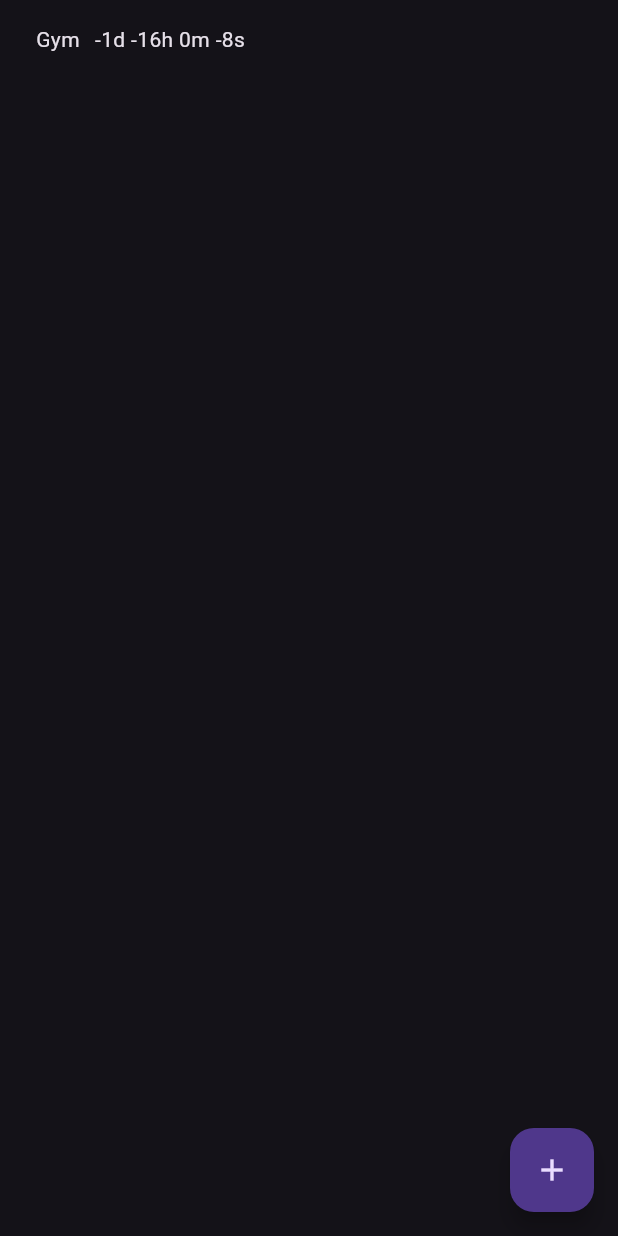
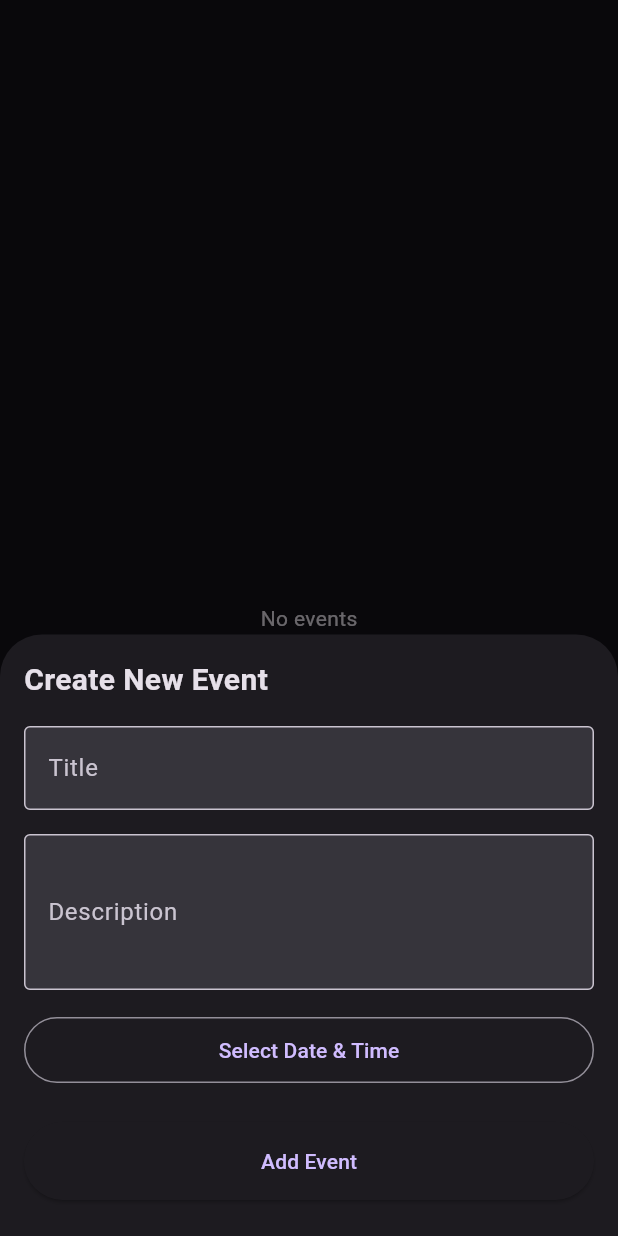
Before and after one commit to doktormacak/countdown, a Flutter app: the screen it shows after launch, after a tap on the "add" icon, on a phone screen of 412 x 824 dp. Run offline on Flutter 3.47's test engine with Material 3 defaults, Android fonts, the phone set to English and light mode, and no system bars; our stand-ins replace flutter_bloc, freezed_annotation.

Commit message:
adds calendar and time widget

```diff
--- /dev/null
+++ b/countdown/devtools_options.yaml
@@ -0,0 +1,4 @@
+description: This file stores settings for Dart & Flutter DevTools.
+documentation: https://docs.flutter.dev/tools/devtools/extensions#configure-extension-enablement-states
+extensions:
+  - provider: true
--- a/countdown/lib/main.dart
+++ b/countdown/lib/main.dart
@@ -1,4 +1,6 @@
+import 'package:countdown/ui/view_model/countdown_bloc/countdown_bloc.dart';
 import 'package:flutter/material.dart';
+import 'package:flutter_bloc/flutter_bloc.dart';
 
 import 'ui/widgets/countdown_events_screen.dart';
 
@@ -11,10 +13,13 @@ class MyApp extends StatelessWidget {
 
   @override
   Widget build(BuildContext context) {
-    return MaterialApp(
-      debugShowCheckedModeBanner: false,
-      theme: ThemeData.dark(),
-      home: const CountdownEventsScreen(),
+    return BlocProvider(
+      create: (context) => CountdownBloc(),
+      child: MaterialApp(
+        debugShowCheckedModeBanner: false,
+        theme: ThemeData.dark(),
+        home: const CountdownEventsScreen(),
+      ),
     );
   }
 }
--- a/countdown/lib/ui/widgets/countdown_events_screen.dart
+++ b/countdown/lib/ui/widgets/countdown_events_screen.dart
@@ -1,5 +1,4 @@
 import 'package:countdown/domain/models/countdown_event/countdown_event.dart';
-import 'package:countdown/domain/models/repeat_config/repeat_config.dart';
 import 'package:countdown/ui/view_model/countdown_bloc/countdown_bloc.dart';
 import 'package:countdown/ui/view_model/countdown_bloc/countdown_event.dart';
 import 'package:countdown/ui/view_model/countdown_bloc/countdown_state.dart';
@@ -13,29 +12,12 @@ class CountdownEventsScreen extends StatelessWidget {
 
   @override
   Widget build(BuildContext context) {
-    return BlocProvider(
-      create: (_) => CountdownBloc(),
-      child: BlocBuilder<CountdownBloc, CountdownState>(
+    return BlocBuilder<CountdownBloc, CountdownState>(
       buildWhen: (previous, current) => previous.events != current.events,
       builder: (context, state) {
         return Scaffold(
           floatingActionButton: FloatingActionButton(
-              onPressed: () {
-                context.read<CountdownBloc>().add(
-                      CountdownBlocEventCreated(
-                        event: CountdownEvent.create(
-                          name: 'Gym',
-                          dateTime: DateTime.parse('2025-02-05 18:30:00'),
-                          timezone: 'Europe/Berlin',
-                          isRepeating: true,
-                          repeatConfig: const RepeatConfiguration(
-                            type: RepeatType.daily,
-                            interval: 1,
-                          ),
-                        ),
-                      ),
-                    );
-              },
+            onPressed: () => _showAddEventDialog(context),
             child: const Icon(Icons.add),
           ),
           body: state.events.isEmpty
@@ -55,7 +37,6 @@ class CountdownEventsScreen extends StatelessWidget {
                 ),
         );
       },
-      ),
     );
   }
 }
@@ -90,3 +71,164 @@ class Event extends StatelessWidget {
         });
   }
 }
+
+void _showAddEventDialog(BuildContext context) {
+  showModalBottomSheet(
+    isScrollControlled: true,
+    context: context,
+    builder: (context) => const Padding(
+      padding: EdgeInsets.all(16.0),
+      child: _CreateEventBottomSheet(),
+    ),
+  );
+}
+
+class _CreateEventBottomSheet extends StatefulWidget {
+  const _CreateEventBottomSheet();
+
+  @override
+  State<_CreateEventBottomSheet> createState() =>
+      _CreateEventBottomSheetState();
+}
+
+class _CreateEventBottomSheetState extends State<_CreateEventBottomSheet> {
+  final _formKey = GlobalKey<FormState>();
+  DateTime? _selectedDate;
+
+  @override
+  Widget build(BuildContext context) {
+    return SingleChildScrollView(
+      child: Form(
+        key: _formKey,
+        child: Column(
+          mainAxisSize: MainAxisSize.min,
+          crossAxisAlignment: CrossAxisAlignment.stretch,
+          children: [
+            const Text(
+              'Create New Event',
+              style: TextStyle(
+                fontSize: 20,
+                fontWeight: FontWeight.bold,
+              ),
+            ),
+            const SizedBox(height: 16),
+            TextFormField(
+              decoration: const InputDecoration(
+                labelText: 'Title',
+                border: OutlineInputBorder(),
+                filled: true,
+              ),
+              validator: (value) {
+                if (value == null || value.isEmpty) {
+                  return 'Please enter a title';
+                }
+                return null;
+              },
+              textInputAction: TextInputAction.next,
+              onSaved: (value) => _title = value ?? '',
+            ),
+            const SizedBox(height: 16),
+            TextFormField(
+              decoration: const InputDecoration(
+                labelText: 'Description',
+                border: OutlineInputBorder(),
+                filled: true,
+              ),
+              maxLines: 3,
+              textInputAction: TextInputAction.done,
+              onSaved: (value) => _description = value ?? '',
+            ),
+            const SizedBox(height: 16),
+            OutlinedButton(
+              onPressed: _selectDateTime,
+              child: Padding(
+                padding: const EdgeInsets.symmetric(vertical: 12.0),
+                child: Text(
+                  _selectedDate != null
+                      ? _formatDateTime(_selectedDate!)
+                      : 'Select Date & Time',
+                ),
+              ),
+            ),
+            const SizedBox(height: 24),
+            ElevatedButton(
+              onPressed: _submitForm,
+              style: ElevatedButton.styleFrom(
+                padding: const EdgeInsets.symmetric(vertical: 16),
+              ),
+              child: const Text('Add Event'),
+            ),
+            const SizedBox(height: 8),
+          ],
+        ),
+      ),
+    );
+  }
+
+  String _title = '';
+  String _description = '';
+
+  Future<void> _selectDateTime() async {
+    final date = await showDatePicker(
+      context: context,
+      initialDate: DateTime.now(),
+      firstDate: DateTime.now(),
+      lastDate: DateTime.now().add(const Duration(days: 365 * 10)),
+    );
+
+    if (date != null && mounted) {
+      final time = await showTimePicker(
+        initialEntryMode: TimePickerEntryMode.inputOnly,
+        context: context,
+        initialTime: TimeOfDay.now(),
+      );
+
+      if (time != null && mounted) {
+        setState(() {
+          _selectedDate = DateTime(
+            date.year,
+            date.month,
+            date.day,
+            time.hour,
+            time.minute,
+          );
+        });
+      }
+    }
+  }
+
+  String _formatDateTime(DateTime dateTime) {
+    return '${dateTime.day}/${dateTime.month}/${dateTime.year} at '
+        '${dateTime.hour.toString().padLeft(2, '0')}:'
+        '${dateTime.minute.toString().padLeft(2, '0')}';
+  }
+
+  void _submitForm() {
+    if (_formKey.currentState?.validate() ?? false) {
+      if (_selectedDate == null) {
+        ScaffoldMessenger.of(context).showSnackBar(
+          const SnackBar(
+            content: Text('Please select a date and time'),
+            behavior: SnackBarBehavior.floating,
+          ),
+        );
+        return;
+      }
+
+      _formKey.currentState?.save();
+
+      context.read<CountdownBloc>().add(
+            CountdownBlocEventCreated(
+              event: CountdownEvent.create(
+                name: _title,
+                notes: _description,
+                dateTime: _selectedDate!,
+                timezone: 'Europe/Berlin',
+              ),
+            ),
+          );
+
+      Navigator.pop(context);
+    }
+  }
+}
```
Also changed, not shown: countdown/pubspec.lock. Lines whose indentation alone changed are shown as unchanged.
